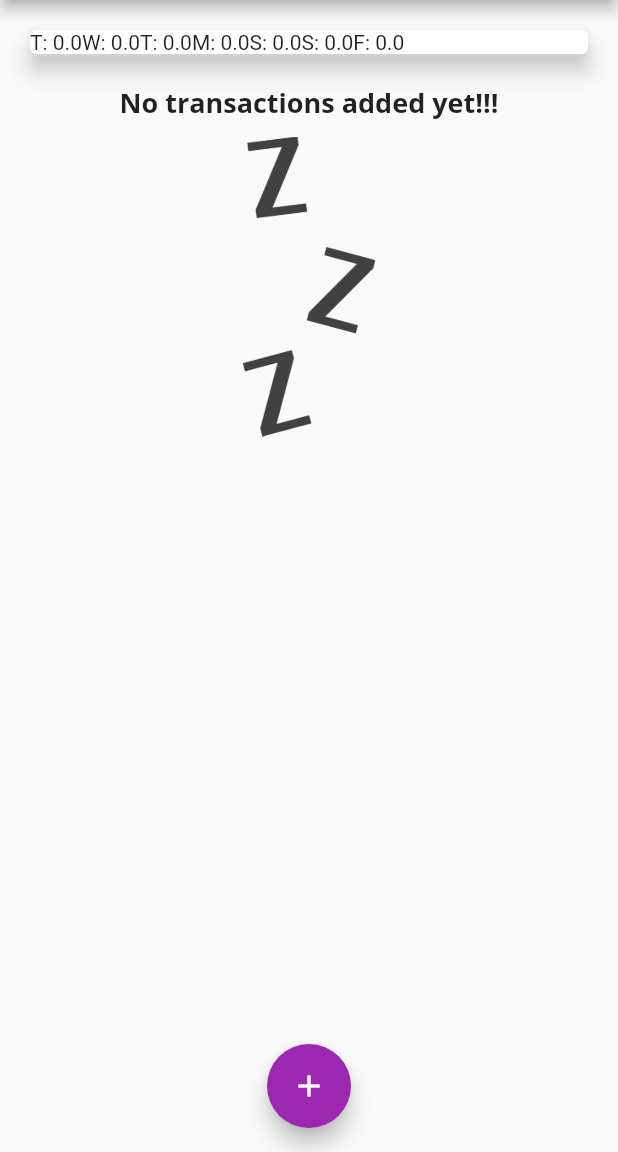
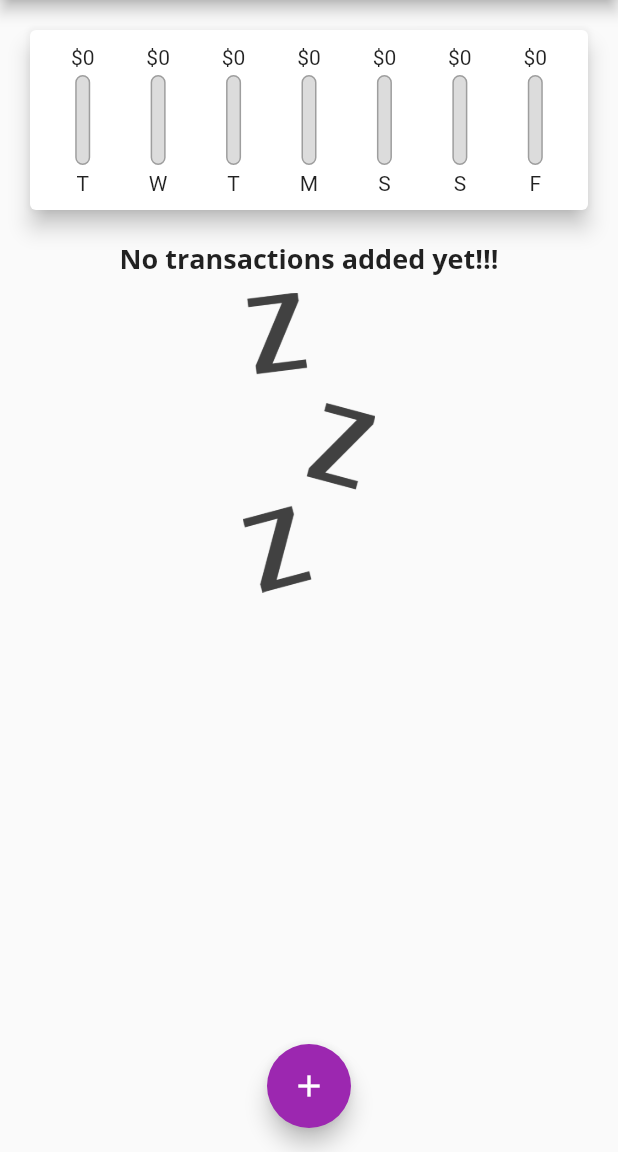
Before and after one commit to deLore051/PersonalExpencesApp, a Flutter app: the screen it shows after launch, on a phone screen of 412 x 824 dp, the part 84-1236 px from its top. Run offline on Flutter 3.47's test engine with Material 2 defaults, Android fonts, the phone set to English and light mode, and no system bars; missing offline and left inert: dart:ffi.

Commit message:
Updated chart and our list of purchases with ListTile widget

```diff
--- a/lib/widgets/chart.dart
+++ b/lib/widgets/chart.dart
@@ -2,6 +2,7 @@ import 'package:expences_app/models/transaction.dart';
 import 'package:flutter/material.dart';
 import '../models/transaction.dart';
 import 'package:intl/intl.dart';
+import './chart_bar.dart';
 
 class Chart extends StatelessWidget {
   final List<Transaction> recentTransactions;
@@ -28,15 +29,32 @@ class Chart extends StatelessWidget {
     });
   }
 
+  double get totalSpending {
+    return groupedTransactionsValues.fold(0.0, (sum, item) {
+      return sum + (item["amount"] as double);
+    });
+  }
+
   @override
   Widget build(BuildContext context) {
     return Card(
       elevation: 6,
       margin: EdgeInsets.all(20),
-      child: Row(
-        children: groupedTransactionsValues.map((data) {
-          return Text("${data["day"]}: ${data["amount"]}");
-        }).toList(),
+      child: Container(
+        padding: EdgeInsets.all(10),
+        child: Row(
+          mainAxisAlignment: MainAxisAlignment.spaceEvenly,
+          children: groupedTransactionsValues.map((data) {
+            return Flexible(
+              fit: FlexFit.tight,
+              child: ChartBar(
+                data['day'].toString(),
+                (data["amount"] as double),
+                (data["amount"] as double)/totalSpending
+              ),
+            );
+          }).toList(),
+        ),
       ),
     );
   }
--- a/lib/widgets/chart_bar.dart
+++ b/lib/widgets/chart_bar.dart
@@ -11,7 +11,8 @@ class ChartBar extends StatelessWidget {
   Widget build(BuildContext context) {
     return Column(
       children: <Widget>[
-        Text("\$${spendingAmount.toStringAsFixed(0)}"),
+        FittedBox(
+          child: Text("\$${spendingAmount.toStringAsFixed(0)}")),
         SizedBox(
           height: 4,
         ),
@@ -34,7 +35,7 @@ class ChartBar extends StatelessWidget {
               ),
               // Creates a box that can be a fraction of another value.
               FractionallySizedBox(
-                heightFactor: spendingPercentageOfTotal,
+                heightFactor: spendingPercentageOfTotal.isNaN ? 0.0 : spendingPercentageOfTotal,
                 child: Container(
                   decoration: BoxDecoration(
                     color: Theme.of(context).primaryColor,
```
Also changed, not shown: lib/widgets/tansaction_list.dart (+13 -35 lines).
